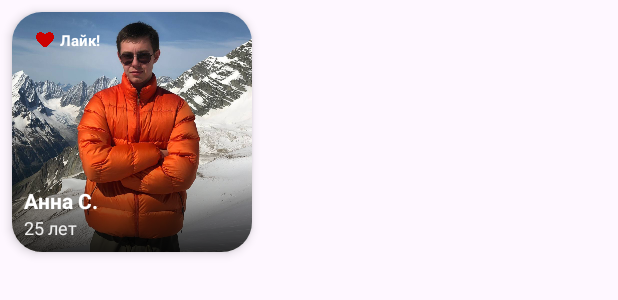
After one commit to shishaaa1/UP01, an Android app: the layout activity_adapter_is_like.xml on its own in the app's theme, with its tools: preview values and no code run, on a phone screen of 412 x 824 dp. The commit adds this screen. Shown: the top 300 px of the screen. Run offline under Robolectric (Android 15) with nearby library versions, the phone set to English and light mode, and no system bars.

Commit message:
Сделаны лайки!

```diff
--- a/app/src/main/java/com/example/boobleproject/Mainpage.java
+++ b/app/src/main/java/com/example/boobleproject/Mainpage.java
@@ -75,6 +75,11 @@ public class Mainpage extends AppCompatActivity {
         });
     }
 
+
+    public void goToIsLike(View view) {
+        Intent intent = new Intent(this, Islike.class);
+        startActivity(intent);
+    }
     private void loadOppositeSexUsers() {
         Call<List<Profile>> call = apiService.getOppositeSexUsers(currentUserId);
         call.enqueue(new Callback<List<Profile>>() {
--- /dev/null
+++ b/app/src/main/res/layout/activity_adapter_is_like.xml
@@ -0,0 +1,85 @@
+<?xml version="1.0" encoding="utf-8"?>
+<androidx.cardview.widget.CardView
+    xmlns:android="http://schemas.android.com/apk/res/android"
+    xmlns:app="http://schemas.android.com/apk/res-auto"
+    xmlns:tools="http://schemas.android.com/tools"
+    android:layout_width="160dp"
+    android:layout_height="160dp"
+    android:layout_margin="8dp"
+    app:cardCornerRadius="20dp"
+    app:cardElevation="4dp">
+
+    <RelativeLayout
+        android:layout_width="match_parent"
+        android:layout_height="match_parent">
+
+        <!-- Фото профиля -->
+        <ImageView
+            android:id="@+id/iv_profile_photo"
+            android:layout_width="match_parent"
+            android:layout_height="match_parent"
+            android:scaleType="centerCrop"
+            tools:src="@drawable/alt1" />
+
+        <!-- Градиентный оверлей снизу -->
+        <View
+            android:layout_width="match_parent"
+            android:layout_height="60dp"
+            android:layout_alignParentBottom="true"
+            android:background="@drawable/gradient_overlay" />
+
+        <!-- Бейдж "Вас лайкнули" -->
+        <LinearLayout
+            android:layout_width="wrap_content"
+            android:layout_height="wrap_content"
+            android:layout_alignParentTop="true"
+            android:layout_margin="8dp"
+            android:gravity="center"
+            android:orientation="horizontal"
+            android:paddingHorizontal="8dp"
+            android:paddingVertical="4dp">
+
+            <ImageView
+                android:layout_width="12dp"
+                android:layout_height="12dp"
+                android:layout_marginEnd="4dp"
+                android:src="@drawable/ic_heart" />
+
+            <TextView
+                android:layout_width="wrap_content"
+                android:layout_height="wrap_content"
+                android:text="Лайк!"
+                android:textColor="@color/white"
+                android:textSize="10sp"
+                android:textStyle="bold" />
+        </LinearLayout>
+
+        <!-- Информация о пользователе -->
+        <LinearLayout
+            android:layout_width="match_parent"
+            android:layout_height="wrap_content"
+            android:layout_alignParentBottom="true"
+            android:layout_margin="8dp"
+            android:orientation="vertical">
+
+            <TextView
+                android:id="@+id/tv_name"
+                android:layout_width="wrap_content"
+                android:layout_height="wrap_content"
+                android:text="Анна С."
+                android:textColor="@color/white"
+                android:textSize="14sp"
+                android:textStyle="bold" />
+
+            <TextView
+                android:id="@+id/tv_age"
+                android:layout_width="wrap_content"
+                android:layout_height="wrap_content"
+                android:text="25 лет"
+                android:textColor="@color/white"
+                android:textSize="12sp"
+                android:alpha="0.9" />
+        </LinearLayout>
+
+    </RelativeLayout>
+</androidx.cardview.widget.CardView>
```
Also changed, not shown: app/src/main/AndroidManifest.xml (+8 -2 lines), app/src/main/java/com/example/boobleproject/ApiService.java (+10 -0 lines), app/src/main/java/com/example/boobleproject/Islike.java (added, +254 -0 lines), app/src/main/java/com/example/boobleproject/MutualLikeAdapter.java (added, +106 -0 lines), app/src/main/res/layout/activity_islike.xml (added, +95 -0 lines), app/src/main/res/layout/activity_mainpage.xml (+4 -3 lines).
